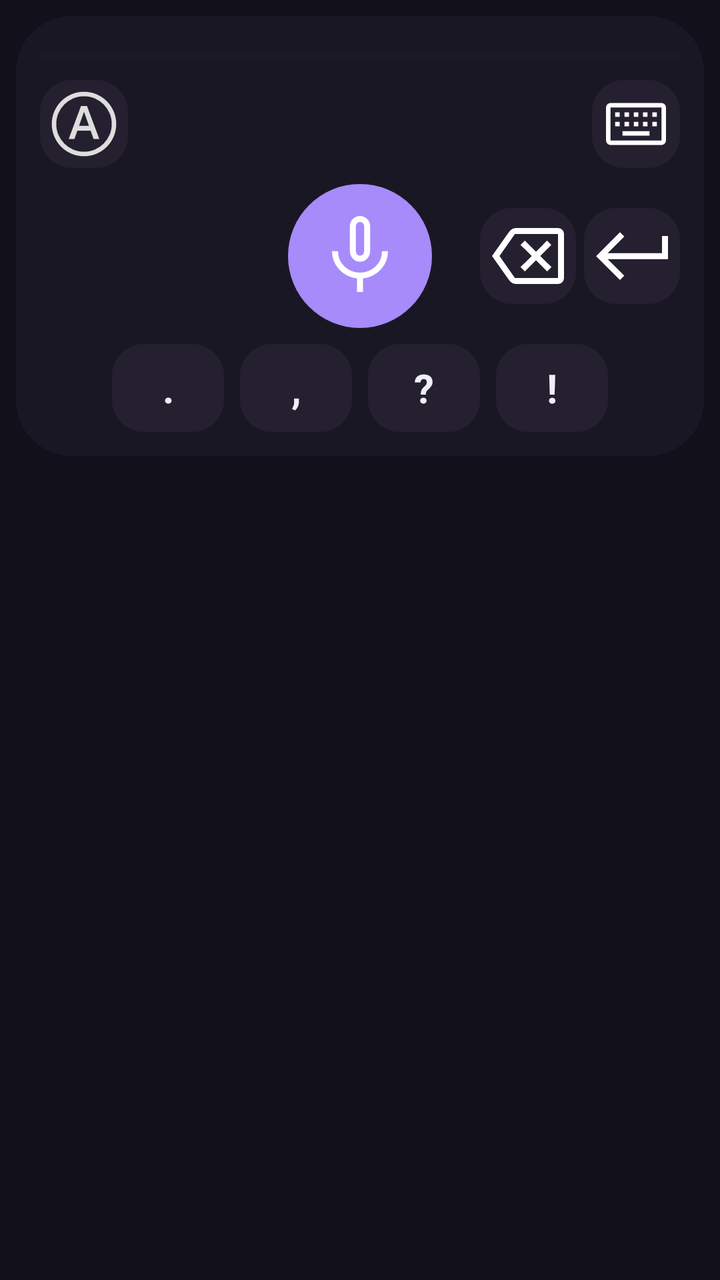
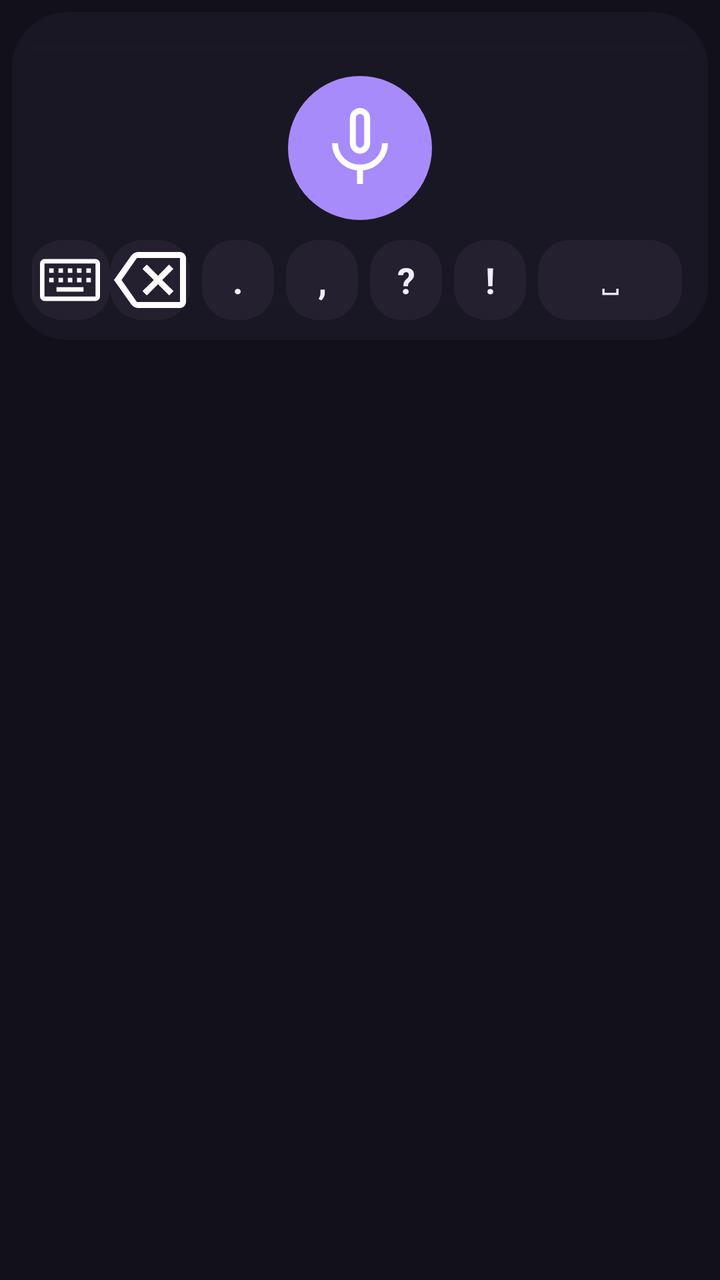

Compare the two renders of this Android layout. The source of the first and the diff that turns it into the second are given below.
<!-- AndroidManifest.xml: application theme Theme.Whisper.ActionBar -->
<!-- res/layout/voice_service.xml -->
<?xml version="1.0" encoding="utf-8"?>
<LinearLayout xmlns:android="http://schemas.android.com/apk/res/android"
    android:layout_width="match_parent"
    android:layout_height="wrap_content"
    android:orientation="vertical"
    android:clipToPadding="false"
    android:padding="8dp">

    <LinearLayout
        android:layout_width="match_parent"
        android:layout_height="wrap_content"
        android:orientation="vertical"
        android:background="@drawable/keyboard_bg"
        android:padding="12dp">

        <ProgressBar
            android:id="@+id/processing_bar"
            android:layout_width="match_parent"
            android:layout_height="wrap_content"
            android:indeterminate="false"
            android:progressTint="@color/accent"
            android:progressBackgroundTint="@color/surface_container_high"
            android:indeterminateTint="@color/accent"
            style="?android:attr/progressBarStyleHorizontal"/>

        
        <LinearLayout
            android:layout_width="match_parent"
            android:layout_height="wrap_content"
            android:orientation="horizontal"
            android:gravity="center_vertical"
            android:layout_marginTop="4dp">

            <ImageButton
                android:id="@+id/btnModeAuto"
                android:layout_width="44dp"
                android:layout_height="44dp"
                android:background="@drawable/kb_button"
                android:padding="8dp"
                android:src="@drawable/ic_auto_off_36dp"
                android:contentDescription="@string/auto_button"/>

            <View
                android:layout_width="0dp"
                android:layout_height="1dp"
                android:layout_weight="1"/>

            <ImageButton
                android:id="@+id/btnKeyboard"
                android:layout_width="44dp"
                android:layout_height="44dp"
                android:background="@drawable/kb_button"
                android:padding="8dp"
                android:src="@drawable/ic_keyboard_36dp"
                android:contentDescription="@string/exit_button"/>

            <ImageButton
                android:id="@+id/btnStop"
                android:visibility="gone"
                android:layout_width="44dp"
                android:layout_height="44dp"
                android:layout_marginStart="8dp"
                android:background="@drawable/kb_button"
                android:padding="8dp"
                android:src="@drawable/ic_stop_recording_36dp"
                android:contentDescription="@string/stop_button"/>
        </LinearLayout>

        <TextView
            android:id="@+id/tv_status"
            android:visibility="gone"
            android:gravity="center_horizontal"
            android:layout_width="match_parent"
            android:layout_height="wrap_content"
            android:paddingHorizontal="10dp"
            android:layout_marginTop="4dp"
            android:textSize="14sp"
            android:textColor="@color/text_secondary" />

        
        <FrameLayout
            android:layout_width="match_parent"
            android:layout_height="wrap_content"
            android:id="@+id/layout_buttons"
            android:layout_marginTop="8dp">

            <ImageButton
                android:id="@+id/btnRecord"
                android:layout_width="72dp"
                android:layout_height="72dp"
                android:layout_gravity="center_horizontal"
                android:background="@drawable/kb_mic_button"
                android:padding="16dp"
                android:src="@drawable/ic_mic_48dp"
                android:contentDescription="@string/record_button"/>

            <LinearLayout
                android:layout_width="wrap_content"
                android:layout_height="wrap_content"
                android:layout_gravity="end|center_vertical"
                android:orientation="horizontal">

                <ImageButton
                    android:id="@+id/btnDel"
                    android:layout_width="48dp"
                    android:layout_height="48dp"
                    android:layout_marginEnd="4dp"
                    android:background="@drawable/kb_button"
                    android:padding="10dp"
                    android:src="@drawable/ic_keyboard_del_48dp"
                    android:contentDescription="@string/delete_button"/>

                <ImageButton
                    android:id="@+id/btnEnter"
                    android:layout_width="48dp"
                    android:layout_height="48dp"
                    android:background="@drawable/kb_button"
                    android:padding="10dp"
                    android:src="@drawable/ic_keyboard_return_48dp"
                    android:contentDescription="@string/return_button"/>
            </LinearLayout>
        </FrameLayout>

        
        <LinearLayout
            android:layout_width="match_parent"
            android:layout_height="wrap_content"
            android:orientation="horizontal"
            android:gravity="center"
            android:layout_marginTop="8dp">

            <TextView
                android:id="@+id/btnPeriod"
                android:layout_width="56dp"
                android:layout_height="44dp"
                android:layout_marginHorizontal="4dp"
                android:background="@drawable/kb_button"
                android:text="."
                android:textSize="20sp"
                android:textStyle="bold"
                android:gravity="center"
                android:textColor="@color/text_primary"/>

            <TextView
                android:id="@+id/btnComma"
                android:layout_width="56dp"
                android:layout_height="44dp"
                android:layout_marginHorizontal="4dp"
                android:background="@drawable/kb_button"
                android:text=","
                android:textSize="20sp"
                android:textStyle="bold"
                android:gravity="center"
                android:textColor="@color/text_primary"/>

            <TextView
                android:id="@+id/btnQuestion"
                android:layout_width="56dp"
                android:layout_height="44dp"
                android:layout_marginHorizontal="4dp"
                android:background="@drawable/kb_button"
                android:text="?"
                android:textSize="20sp"
                android:textStyle="bold"
                android:gravity="center"
                android:textColor="@color/text_primary"/>

            <TextView
                android:id="@+id/btnExclaim"
                android:layout_width="56dp"
                android:layout_height="44dp"
                android:layout_marginHorizontal="4dp"
                android:background="@drawable/kb_button"
                android:text="!"
                android:textSize="20sp"
                android:textStyle="bold"
                android:gravity="center"
                android:textColor="@color/text_primary"/>
        </LinearLayout>

    </LinearLayout>
</LinearLayout>
<!-- resources referenced by this layout -->
<resources>
  <color name="accent">#A78BFA</color>
  <color name="surface_container_high">#252030</color>
  <color name="text_primary">#F0EEF8</color>
  <color name="text_secondary">#B8AFCB</color>
  <!-- drawable ic_keyboard_36dp (drawable) -->
  <vector android:height="36dp" android:viewportHeight="960"
      android:viewportWidth="960" android:width="36dp" xmlns:android="http://schemas.android.com/apk/res/android">
      <path android:fillColor="#FFFFFF" android:pathData="M140,760q-24,0 -42,-18.5T80,700v-440q0,-24 18,-42t42,-18h680q24,0 42,18t18,42v440q0,23 -18,41.5T820,760L140,760ZM140,700h680v-440L140,260v440ZM300,635h360v-60L300,575v60ZM203,510h60v-60h-60v60ZM327,510h60v-60h-60v60ZM450,510h60v-60h-60v60ZM574,510h60v-60h-60v60ZM697,510h60v-60h-60v60ZM203,385h60v-60h-60v60ZM327,385h60v-60h-60v60ZM450,385h60v-60h-60v60ZM574,385h60v-60h-60v60ZM697,385h60v-60h-60v60ZM140,700v-440,440Z"/>
  </vector>
  <!-- drawable ic_keyboard_del_48dp (drawable) -->
  <vector xmlns:android="http://schemas.android.com/apk/res/android"
      android:width="48dp"
      android:height="48dp"
      android:viewportWidth="48"
      android:viewportHeight="48">
    <path
        android:fillColor="#FFFFFF"
        android:pathData="m22.4,31.7 l5.6,-5.6 5.6,5.6 2.15,-2.15L30.1,24l5.55,-5.55 -2.15,-2.15 -5.5,5.6 -5.6,-5.6 -2.15,2.15L25.9,24l-5.65,5.55ZM6,24l8.45,-11.95q0.65,-0.9 1.55,-1.475 0.9,-0.575 2,-0.575h21q1.25,0 2.125,0.875T42,13v22q0,1.25 -0.875,2.125T39,38L18,38q-1.1,0 -2,-0.575 -0.9,-0.575 -1.55,-1.475ZM9.75,24 L17.45,35L39,35L39,13L17.45,13ZM39,24L39,13v22Z"/>
  </vector>
  <!-- drawable ic_keyboard_return_48dp (drawable) -->
  <vector xmlns:android="http://schemas.android.com/apk/res/android"
      android:width="48dp"
      android:height="48dp"
      android:viewportWidth="48"
      android:viewportHeight="48">
    <path
        android:fillColor="#FFFFFF"
        android:pathData="M18,36 L6.05,24.05 18,12.1l2.15,2.15 -8.35,8.35H39V14h3v11.55H11.85l8.3,8.3Z"/>
  </vector>
  <!-- drawable kb_button (drawable) -->
  <?xml version="1.0" encoding="utf-8"?>
  <selector xmlns:android="http://schemas.android.com/apk/res/android">
      <item android:state_pressed="true">
          <shape>
              <solid android:color="@color/accent_container" />
              <corners android:radius="16dp" />
          </shape>
      </item>
      <item>
          <shape>
              <solid android:color="@color/surface_container_high" />
              <corners android:radius="16dp" />
          </shape>
      </item>
  </selector>
  <!-- drawable kb_mic_button (drawable) -->
  <?xml version="1.0" encoding="utf-8"?>
  <selector xmlns:android="http://schemas.android.com/apk/res/android">
      <item android:state_pressed="true">
          <shape android:shape="oval">
              <solid android:color="@color/recording" />
          </shape>
      </item>
      <item>
          <shape android:shape="oval">
              <solid android:color="@color/accent" />
          </shape>
      </item>
  </selector>
  <!-- drawable keyboard_bg (drawable) -->
  <?xml version="1.0" encoding="utf-8"?>
  <shape xmlns:android="http://schemas.android.com/apk/res/android">
      <solid android:color="@color/surface" />
      <corners android:radius="28dp" />
  </shape>
  <string name="auto_button">Automatic mode</string>
  <string name="delete_button">Delete</string>
  <string name="exit_button">Exit</string>
  <string name="record_button">Record</string>
  <string name="return_button">Return</string>
  <string name="stop_button">Stop recording</string>
  <style name="Theme.Whisper.ActionBar" parent="Theme.Material3.DayNight">
          
          <item name="android:windowBackground">@color/windowBackground</item>
      </style>
  <color name="lightGrey">#DDDDDD</color>
  <color name="accent_container">#5B21B6</color>
  <color name="recording">#EF4444</color>
  <color name="surface">#1A1724</color>
  <color name="windowBackground">#12101A</color>
  <!-- unchanged entries left out for length: 3 -->
</resources>

<!-- the commit's change to res/layout/voice_service.xml (unified diff, before → after) -->
@@ -4,14 +4,14 @@
     android:layout_height="wrap_content"
     android:orientation="vertical"
     android:clipToPadding="false"
-    android:padding="8dp">
+    android:padding="6dp">
 
     <LinearLayout
         android:layout_width="match_parent"
         android:layout_height="wrap_content"
         android:orientation="vertical"
         android:background="@drawable/keyboard_bg"
-        android:padding="12dp">
+        android:padding="10dp">
 
         <ProgressBar
             android:id="@+id/processing_bar"
@@ -23,53 +23,10 @@
             android:indeterminateTint="@color/accent"
             style="?android:attr/progressBarStyleHorizontal"/>
 
-        
-        <LinearLayout
-            android:layout_width="match_parent"
-            android:layout_height="wrap_content"
-            android:orientation="horizontal"
-            android:gravity="center_vertical"
-            android:layout_marginTop="4dp">
-
-            <ImageButton
-                android:id="@+id/btnModeAuto"
-                android:layout_width="44dp"
-                android:layout_height="44dp"
-                android:background="@drawable/kb_button"
-                android:padding="8dp"
-                android:src="@drawable/ic_auto_off_36dp"
-                android:contentDescription="@string/auto_button"/>
-
-            <View
-                android:layout_width="0dp"
-                android:layout_height="1dp"
-                android:layout_weight="1"/>
-
-            <ImageButton
-                android:id="@+id/btnKeyboard"
-                android:layout_width="44dp"
-                android:layout_height="44dp"
-                android:background="@drawable/kb_button"
-                android:padding="8dp"
-                android:src="@drawable/ic_keyboard_36dp"
-                android:contentDescription="@string/exit_button"/>
-
-            <ImageButton
-                android:id="@+id/btnStop"
-                android:visibility="gone"
-                android:layout_width="44dp"
-                android:layout_height="44dp"
-                android:layout_marginStart="8dp"
-                android:background="@drawable/kb_button"
-                android:padding="8dp"
-                android:src="@drawable/ic_stop_recording_36dp"
-                android:contentDescription="@string/stop_button"/>
-        </LinearLayout>
-
         <TextView
             android:id="@+id/tv_status"
             android:visibility="gone"
-            android:gravity="center_horizontal"
+            android:gravity="center"
             android:layout_width="match_parent"
             android:layout_height="wrap_content"
             android:paddingHorizontal="10dp"
@@ -78,48 +35,16 @@
             android:textColor="@color/text_secondary" />
 
         
-        <FrameLayout
-            android:layout_width="match_parent"
-            android:layout_height="wrap_content"
-            android:id="@+id/layout_buttons"
-            android:layout_marginTop="8dp">
-
-            <ImageButton
-                android:id="@+id/btnRecord"
-                android:layout_width="72dp"
-                android:layout_height="72dp"
-                android:layout_gravity="center_horizontal"
-                android:background="@drawable/kb_mic_button"
-                android:padding="16dp"
-                android:src="@drawable/ic_mic_48dp"
-                android:contentDescription="@string/record_button"/>
-
-            <LinearLayout
-                android:layout_width="wrap_content"
-                android:layout_height="wrap_content"
-                android:layout_gravity="end|center_vertical"
-                android:orientation="horizontal">
-
-                <ImageButton
-                    android:id="@+id/btnDel"
-                    android:layout_width="48dp"
-                    android:layout_height="48dp"
-                    android:layout_marginEnd="4dp"
-                    android:background="@drawable/kb_button"
-                    android:padding="10dp"
-                    android:src="@drawable/ic_keyboard_del_48dp"
-                    android:contentDescription="@string/delete_button"/>
-
-                <ImageButton
-                    android:id="@+id/btnEnter"
-                    android:layout_width="48dp"
-                    android:layout_height="48dp"
-                    android:background="@drawable/kb_button"
-                    android:padding="10dp"
-                    android:src="@drawable/ic_keyboard_return_48dp"
-                    android:contentDescription="@string/return_button"/>
-            </LinearLayout>
-        </FrameLayout>
+        <ImageButton
+            android:id="@+id/btnRecord"
+            android:layout_width="72dp"
+            android:layout_height="72dp"
+            android:layout_gravity="center_horizontal"
+            android:layout_marginTop="6dp"
+            android:background="@drawable/kb_mic_button"
+            android:padding="16dp"
+            android:src="@drawable/ic_mic_48dp"
+            android:contentDescription="@string/record_button"/>
 
         
         <LinearLayout
@@ -127,55 +52,120 @@
             android:layout_height="wrap_content"
             android:orientation="horizontal"
             android:gravity="center"
-            android:layout_marginTop="8dp">
+            android:layout_marginTop="10dp">
+
+            <ImageButton
+                android:id="@+id/btnModeAuto"
+                android:layout_width="40dp"
+                android:layout_height="40dp"
+                android:background="@drawable/kb_button"
+                android:padding="8dp"
+                android:src="@drawable/ic_auto_off_36dp"
+                android:contentDescription="@string/auto_button"/>
+
+            <ImageButton
+                android:id="@+id/btnStop"
+                android:visibility="gone"
+                android:layout_width="40dp"
+                android:layout_height="40dp"
+                android:layout_marginStart="6dp"
+                android:background="@drawable/kb_button"
+                android:padding="8dp"
+                android:src="@drawable/ic_stop_recording_36dp"
+                android:contentDescription="@string/stop_button"/>
+
+            <ImageButton
+                android:id="@+id/btnKeyboard"
+                android:layout_width="40dp"
+                android:layout_height="40dp"
+                android:layout_marginStart="6dp"
+                android:background="@drawable/kb_button"
+                android:padding="8dp"
+                android:src="@drawable/ic_keyboard_36dp"
+                android:contentDescription="@string/exit_button"/>
+
+            <FrameLayout
+                android:layout_width="0dp"
+                android:layout_height="1dp"
+                android:layout_weight="1"/>
+
+            <ImageButton
+                android:id="@+id/btnDel"
+                android:layout_width="40dp"
+                android:layout_height="40dp"
+                android:background="@drawable/kb_button"
+                android:padding="8dp"
+                android:src="@drawable/ic_keyboard_del_48dp"
+                android:contentDescription="@string/delete_button"/>
 
             <TextView
                 android:id="@+id/btnPeriod"
-                android:layout_width="56dp"
-                android:layout_height="44dp"
-                android:layout_marginHorizontal="4dp"
+                android:layout_width="36dp"
+                android:layout_height="40dp"
+                android:layout_marginStart="6dp"
                 android:background="@drawable/kb_button"
                 android:text="."
-                android:textSize="20sp"
+                android:textSize="18sp"
                 android:textStyle="bold"
                 android:gravity="center"
                 android:textColor="@color/text_primary"/>
 
             <TextView
                 android:id="@+id/btnComma"
-                android:layout_width="56dp"
-                android:layout_height="44dp"
-                android:layout_marginHorizontal="4dp"
+                android:layout_width="36dp"
+                android:layout_height="40dp"
+                android:layout_marginStart="6dp"
                 android:background="@drawable/kb_button"
                 android:text=","
-                android:textSize="20sp"
+                android:textSize="18sp"
                 android:textStyle="bold"
                 android:gravity="center"
                 android:textColor="@color/text_primary"/>
 
             <TextView
                 android:id="@+id/btnQuestion"
-                android:layout_width="56dp"
-                android:layout_height="44dp"
-                android:layout_marginHorizontal="4dp"
+                android:layout_width="36dp"
+                android:layout_height="40dp"
+                android:layout_marginStart="6dp"
                 android:background="@drawable/kb_button"
                 android:text="?"
-                android:textSize="20sp"
+                android:textSize="18sp"
                 android:textStyle="bold"
                 android:gravity="center"
                 android:textColor="@color/text_primary"/>
 
             <TextView
                 android:id="@+id/btnExclaim"
-                android:layout_width="56dp"
-                android:layout_height="44dp"
-                android:layout_marginHorizontal="4dp"
+                android:layout_width="36dp"
+                android:layout_height="40dp"
+                android:layout_marginStart="6dp"
                 android:background="@drawable/kb_button"
                 android:text="!"
-                android:textSize="20sp"
+                android:textSize="18sp"
                 android:textStyle="bold"
                 android:gravity="center"
                 android:textColor="@color/text_primary"/>
+
+            <TextView
+                android:id="@+id/btnSpace"
+                android:layout_width="72dp"
+                android:layout_height="40dp"
+                android:layout_marginStart="6dp"
+                android:background="@drawable/kb_button"
+                android:text="␣"
+                android:textSize="14sp"
+                android:gravity="center"
+                android:textColor="@color/text_primary"/>
+
+            <ImageButton
+                android:id="@+id/btnEnter"
+                android:layout_width="44dp"
+                android:layout_height="40dp"
+                android:layout_marginStart="6dp"
+                android:background="@drawable/kb_button"
+                android:padding="8dp"
+                android:src="@drawable/ic_keyboard_return_48dp"
+                android:contentDescription="@string/return_button"/>
         </LinearLayout>
 
     </LinearLayout>
